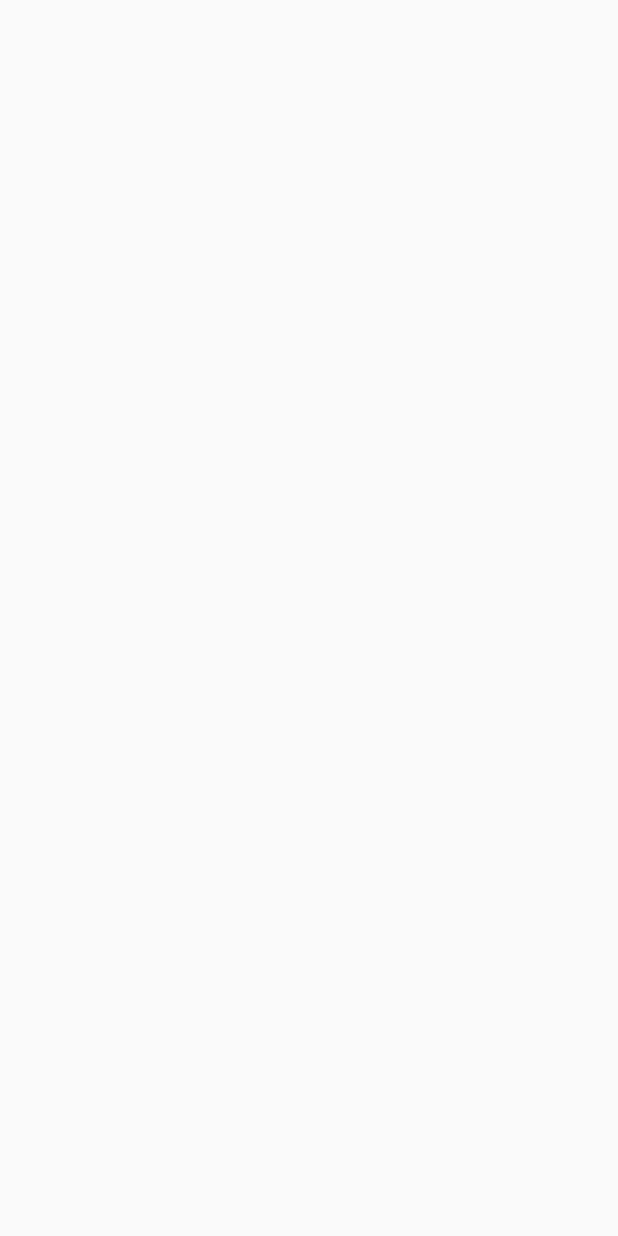
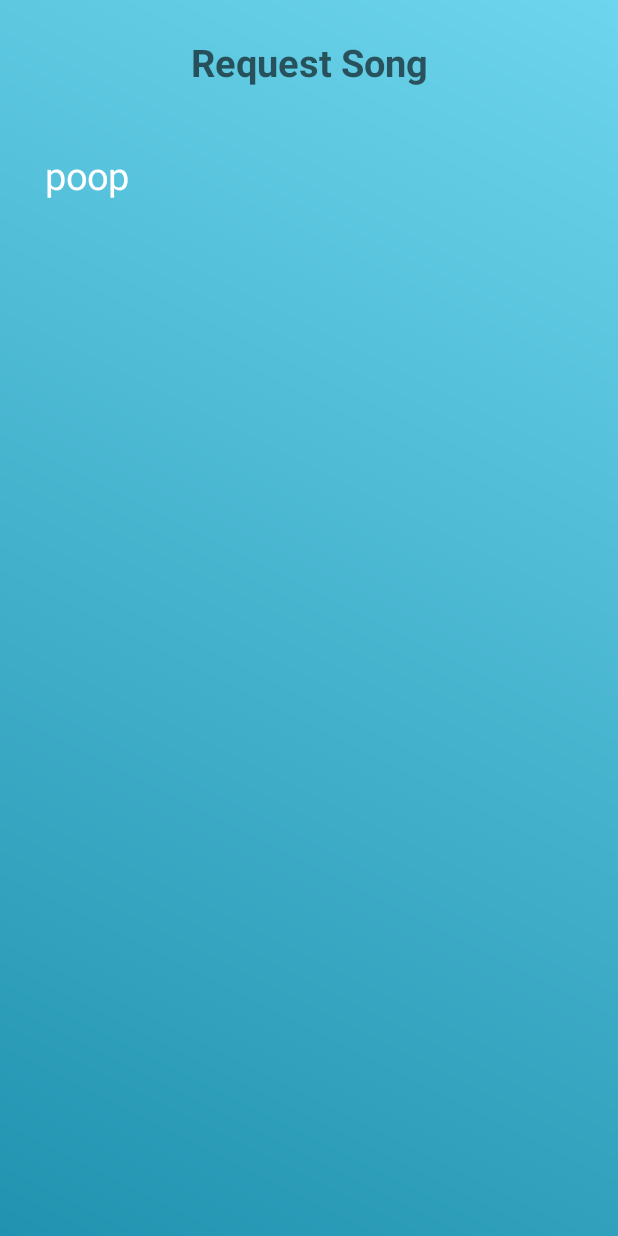
Before and after one commit to Dckooker/PollPlay, an Android app: the mainActivity screen opened directly, with no data from a screen before it, on a phone screen of 412 x 824 dp. Before the commit the screen is empty. Run offline under Robolectric (Android 15) with nearby library versions, the phone set to English and light mode, and no system bars; 2 statements that could not run were skipped.

Commit message:
Adding queue layout

```diff
--- a/app/src/main/java/com/example/hackathon2019/mainActivity.java
+++ b/app/src/main/java/com/example/hackathon2019/mainActivity.java
@@ -3,12 +3,59 @@ package com.example.hackathon2019;
 import androidx.appcompat.app.AppCompatActivity;
 
 import android.os.Bundle;
+import android.widget.EditText;
+import android.widget.ScrollView;
+import android.widget.TableLayout;
+import android.widget.TableRow;
+import android.widget.TextView;
+
+import java.util.ArrayList;
 
 public class mainActivity extends AppCompatActivity {
 
+    EditText submitSong;
+    TableLayout tl;
+
+    ArrayList<String> queue = new ArrayList<>();
+
+
     @Override
     protected void onCreate(Bundle savedInstanceState) {
+
         super.onCreate(savedInstanceState);
         setContentView(R.layout.activity_main);
+
+        submitSong = findViewById(R.id.et_song);
+        tl = findViewById(R.id.table);
+
+        queue.add("poop");
+
+        TableRow tr = new TableRow(this);
+        tr.setLayoutParams(new TableRow.LayoutParams(TableRow.LayoutParams.MATCH_PARENT, TableRow.LayoutParams.WRAP_CONTENT));
+
+//        TextView songName = new TextView(this);
+//
+//        songName.setText(queue.get(0));
+//        songName.setTextSize(25);
+//        songName.setTextColor(getResources().getColor(R.color.colorAccent));
+//        songName.setLayoutParams(new TableRow.LayoutParams(TableRow.LayoutParams.MATCH_PARENT, TableRow.LayoutParams.WRAP_CONTENT));
+//
+//        tr.addView(songName);
+//        tl.addView(tr, new TableLayout.LayoutParams(TableLayout.LayoutParams.MATCH_PARENT, TableLayout.LayoutParams.WRAP_CONTENT));
+
+
+        for (int i = 0; i <= queue.size(); i++) {
+            TextView songName = new TextView(this);
+            songName.setText(queue.get(i));
+
+            songName.setTextSize(25);
+            songName.setTextColor(getResources().getColor(R.color.colorAccent));
+            songName.setLayoutParams(new TableRow.LayoutParams(TableRow.LayoutParams.MATCH_PARENT, TableRow.LayoutParams.WRAP_CONTENT));
+
+            tr.addView(songName);
+            tl.addView(tr, new TableLayout.LayoutParams(TableLayout.LayoutParams.MATCH_PARENT, TableLayout.LayoutParams.WRAP_CONTENT));
+        }
+
+
     }
 }
--- a/app/src/main/res/layout/activity_main.xml
+++ b/app/src/main/res/layout/activity_main.xml
@@ -4,6 +4,51 @@
     xmlns:tools="http://schemas.android.com/tools"
     android:layout_width="match_parent"
     android:layout_height="match_parent"
+    android:background="@drawable/background"
     tools:context=".mainActivity">
 
+    <EditText
+        android:id="@+id/et_song"
+        android:layout_width="wrap_content"
+        android:layout_height="wrap_content"
+        android:layout_marginTop="24dp"
+        android:background="#00F8F8F8"
+        android:ellipsize="start"
+        android:ems="10"
+        android:gravity="center_horizontal"
+        android:hint="Request Song"
+        android:inputType="textPersonName"
+        android:textColor="#FFFFFF"
+        android:textSize="25sp"
+        android:textStyle="bold"
+        app:layout_constraintEnd_toEndOf="parent"
+        app:layout_constraintStart_toStartOf="parent"
+        app:layout_constraintTop_toTopOf="parent" />
+
+    <ScrollView
+        android:layout_width="match_parent"
+        android:layout_height="match_parent"
+        android:layout_marginStart="30dp"
+        android:layout_marginLeft="30dp"
+        android:layout_marginTop="100dp"
+        android:layout_marginEnd="30dp"
+        android:layout_marginRight="30dp"
+        android:layout_marginBottom="100dp"
+        app:layout_constraintBottom_toBottomOf="parent"
+        app:layout_constraintEnd_toEndOf="parent"
+        app:layout_constraintStart_toStartOf="parent"
+        app:layout_constraintTop_toTopOf="parent">
+
+        <LinearLayout
+            android:layout_width="match_parent"
+            android:layout_height="wrap_content"
+            android:orientation="vertical">
+
+            <TableLayout
+                android:id="@+id/table"
+                android:layout_width="match_parent"
+                android:layout_height="match_parent" />
+        </LinearLayout>
+    </ScrollView>
+
 </androidx.constraintlayout.widget.ConstraintLayout>
--- a/app/src/main/res/layout/activity_splash.xml
+++ b/app/src/main/res/layout/activity_splash.xml
@@ -19,6 +19,7 @@
         android:hint="User"
         android:inputType="textPersonName"
         android:textColor="#FFFFFF"
+        android:textSize="25sp"
         android:textStyle="bold"
         app:layout_constraintEnd_toEndOf="parent"
         app:layout_constraintStart_toStartOf="parent"
```
